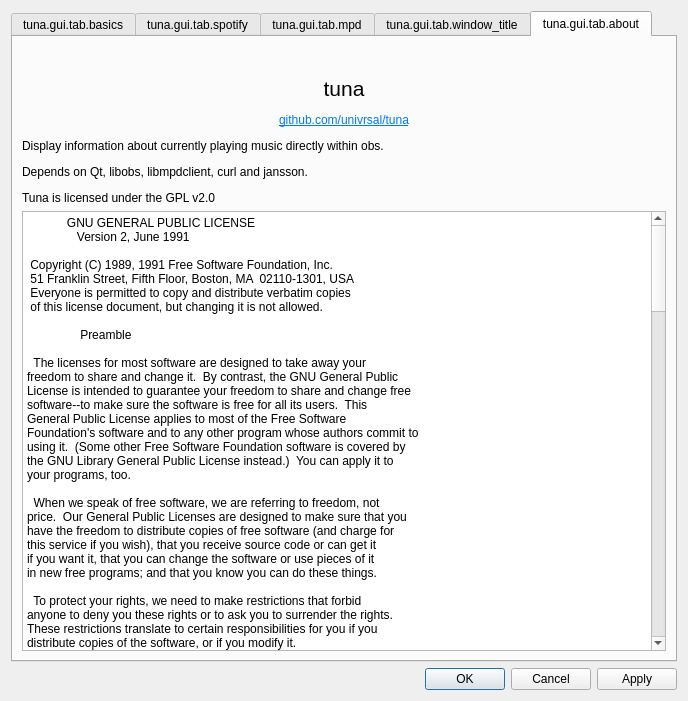
This is src/gui/tuna_gui.ui in univrsal/tuna as Qt 5 draws it before an edit. The edited form follows.
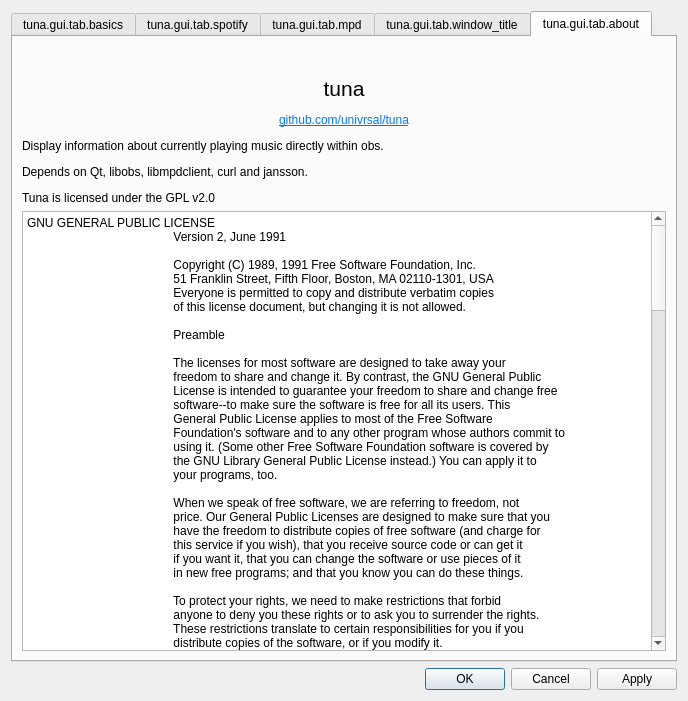
This is the edited form. The open tabs and pages were chosen to show the change. Icons and pictures are not drawn.

Diff of the .ui file:
```diff
--- a/src/gui/tuna_gui.ui
+++ b/src/gui/tuna_gui.ui
@@ -1329,149 +1329,150 @@
        <item>
         <widget class="QPlainTextEdit" name="plainTextEdit">
          <property name="plainText">
-          <string>            GNU GENERAL PUBLIC LICENSE
-               Version 2, June 1991
+                                        <string>GNU GENERAL PUBLIC LICENSE
+                                            Version 2, June 1991
 
- Copyright (C) 1989, 1991 Free Software Foundation, Inc.
- 51 Franklin Street, Fifth Floor, Boston, MA  02110-1301, USA
- Everyone is permitted to copy and distribute verbatim copies
- of this license document, but changing it is not allowed.
+                                            Copyright (C) 1989, 1991 Free Software Foundation, Inc.
+                                            51 Franklin Street, Fifth Floor, Boston, MA 02110-1301, USA
+                                            Everyone is permitted to copy and distribute verbatim copies
+                                            of this license document, but changing it is not allowed.
 
-                Preamble
+                                            Preamble
 
-  The licenses for most software are designed to take away your
-freedom to share and change it.  By contrast, the GNU General Public
-License is intended to guarantee your freedom to share and change free
-software--to make sure the software is free for all its users.  This
-General Public License applies to most of the Free Software
-Foundation's software and to any other program whose authors commit to
-using it.  (Some other Free Software Foundation software is covered by
-the GNU Library General Public License instead.)  You can apply it to
-your programs, too.
+                                            The licenses for most software are designed to take away your
+                                            freedom to share and change it. By contrast, the GNU General Public
+                                            License is intended to guarantee your freedom to share and change free
+                                            software--to make sure the software is free for all its users. This
+                                            General Public License applies to most of the Free Software
+                                            Foundation's software and to any other program whose authors commit to
+                                            using it. (Some other Free Software Foundation software is covered by
+                                            the GNU Library General Public License instead.) You can apply it to
+                                            your programs, too.
 
-  When we speak of free software, we are referring to freedom, not
-price.  Our General Public Licenses are designed to make sure that you
-have the freedom to distribute copies of free software (and charge for
-this service if you wish), that you receive source code or can get it
-if you want it, that you can change the software or use pieces of it
-in new free programs; and that you know you can do these things.
+                                            When we speak of free software, we are referring to freedom, not
+                                            price. Our General Public Licenses are designed to make sure that you
+                                            have the freedom to distribute copies of free software (and charge for
+                                            this service if you wish), that you receive source code or can get it
+                                            if you want it, that you can change the software or use pieces of it
+                                            in new free programs; and that you know you can do these things.
 
-  To protect your rights, we need to make restrictions that forbid
-anyone to deny you these rights or to ask you to surrender the rights.
-These restrictions translate to certain responsibilities for you if you
-distribute copies of the software, or if you modify it.
+                                            To protect your rights, we need to make restrictions that forbid
+                                            anyone to deny you these rights or to ask you to surrender the rights.
+                                            These restrictions translate to certain responsibilities for you if you
+                                            distribute copies of the software, or if you modify it.
 
-  For example, if you distribute copies of such a program, whether
-gratis or for a fee, you must give the recipients all the rights that
-you have.  You must make sure that they, too, receive or can get the
-source code.  And you must show them these terms so they know their
-rights.
+                                            For example, if you distribute copies of such a program, whether
+                                            gratis or for a fee, you must give the recipients all the rights that
+                                            you have. You must make sure that they, too, receive or can get the
+                                            source code. And you must show them these terms so they know their
+                                            rights.
 
-  We protect your rights with two steps: (1) copyright the software, and
-(2) offer you this license which gives you legal permission to copy,
-distribute and/or modify the software.
+                                            We protect your rights with two steps: (1) copyright the software, and
+                                            (2) offer you this license which gives you legal permission to copy,
+                                            distribute and/or modify the software.
 
-  Also, for each author's protection and ours, we want to make certain
-that everyone understands that there is no warranty for this free
-software.  If the software is modified by someone else and passed on, we
-want its recipients to know that what they have is not the original, so
-that any problems introduced by others will not reflect on the original
-authors' reputations.
+                                            Also, for each author's protection and ours, we want to make certain
+                                            that everyone understands that there is no warranty for this free
+                                            software. If the software is modified by someone else and passed on, we
+                                            want its recipients to know that what they have is not the original, so
+                                            that any problems introduced by others will not reflect on the original
+                                            authors' reputations.
 
-  Finally, any free program is threatened constantly by software
-patents.  We wish to avoid the danger that redistributors of a free
-program will individually obtain patent licenses, in effect making the
-program proprietary.  To prevent this, we have made it clear that any
-patent must be licensed for everyone's free use or not licensed at all.
+                                            Finally, any free program is threatened constantly by software
+                                            patents. We wish to avoid the danger that redistributors of a free
+                                            program will individually obtain patent licenses, in effect making the
+                                            program proprietary. To prevent this, we have made it clear that any
+                                            patent must be licensed for everyone's free use or not licensed at all.
 
-  The precise terms and conditions for copying, distribution and
-modification follow.
-            GNU GENERAL PUBLIC LICENSE
-   TERMS AND CONDITIONS FOR COPYING, DISTRIBUTION AND MODIFICATION
+                                            The precise terms and conditions for copying, distribution and
+                                            modification follow.
+                                            GNU GENERAL PUBLIC LICENSE
+                                            TERMS AND CONDITIONS FOR COPYING, DISTRIBUTION AND MODIFICATION
 
-  0. This License applies to any program or other work which contains
-a notice placed by the copyright holder saying it may be distributed
-under the terms of this General Public License.  The &quot;Program&quot;, below,
-refers to any such program or work, and a &quot;work based on the Program&quot;
-means either the Program or any derivative work under copyright law:
-that is to say, a work containing the Program or a portion of it,
-either verbatim or with modifications and/or translated into another
-language.  (Hereinafter, translation is included without limitation in
-the term &quot;modification&quot;.)  Each licensee is addressed as &quot;you&quot;.
+                                            0. This License applies to any program or other work which contains
+                                            a notice placed by the copyright holder saying it may be distributed
+                                            under the terms of this General Public License. The &quot;Program&quot;,
+                                            below,
+                                            refers to any such program or work, and a &quot;work based on the Program&quot;
+                                            means either the Program or any derivative work under copyright law:
+                                            that is to say, a work containing the Program or a portion of it,
+                                            either verbatim or with modifications and/or translated into another
+                                            language. (Hereinafter, translation is included without limitation in
+                                            the term &quot;modification&quot;.) Each licensee is addressed as &quot;you&quot;.
 
-Activities other than copying, distribution and modification are not
-covered by this License; they are outside its scope.  The act of
-running the Program is not restricted, and the output from the Program
-is covered only if its contents constitute a work based on the
-Program (independent of having been made by running the Program).
-Whether that is true depends on what the Program does.
+                                            Activities other than copying, distribution and modification are not
+                                            covered by this License; they are outside its scope. The act of
+                                            running the Program is not restricted, and the output from the Program
+                                            is covered only if its contents constitute a work based on the
+                                            Program (independent of having been made by running the Program).
+                                            Whether that is true depends on what the Program does.
 
-  1. You may copy and distribute verbatim copies of the Program's
-source code as you receive it, in any medium, provided that you
-conspicuously and appropriately publish on each copy an appropriate
-copyright notice and disclaimer of warranty; keep intact all the
-notices that refer to this License and to the absence of any warranty;
-and give any other recipients of the Program a copy of this License
-along with the Program.
+                                            1. You may copy and distribute verbatim copies of the Program's
+                                            source code as you receive it, in any medium, provided that you
+                                            conspicuously and appropriately publish on each copy an appropriate
+                                            copyright notice and disclaimer of warranty; keep intact all the
+                                            notices that refer to this License and to the absence of any warranty;
+                                            and give any other recipients of the Program a copy of this License
+                                            along with the Program.
 
-You may charge a fee for the physical act of transferring a copy, and
-you may at your option offer warranty protection in exchange for a fee.
+                                            You may charge a fee for the physical act of transferring a copy, and
+                                            you may at your option offer warranty protection in exchange for a fee.
 
-  2. You may modify your copy or copies of the Program or any portion
-of it, thus forming a work based on the Program, and copy and
-distribute such modifications or work under the terms of Section 1
-above, provided that you also meet all of these conditions:
+                                            2. You may modify your copy or copies of the Program or any portion
+                                            of it, thus forming a work based on the Program, and copy and
+                                            distribute such modifications or work under the terms of Section 1
+                                            above, provided that you also meet all of these conditions:
 
-    a) You must cause the modified files to carry prominent notices
-    stating that you changed the files and the date of any change.
+                                            a) You must cause the modified files to carry prominent notices
+                                            stating that you changed the files and the date of any change.
 
-    b) You must cause any work that you distribute or publish, that in
-    whole or in part contains or is derived from the Program or any
-    part thereof, to be licensed as a whole at no charge to all third
-    parties under the terms of this License.
+                                            b) You must cause any work that you distribute or publish, that in
+                                            whole or in part contains or is derived from the Program or any
+                                            part thereof, to be licensed as a whole at no charge to all third
+                                            parties under the terms of this License.
 
-    c) If the modified program normally reads commands interactively
-    when run, you must cause it, when started running for such
-    interactive use in the most ordinary way, to print or display an
-    announcement including an appropriate copyright notice and a
-    notice that there is no warranty (or else, saying that you provide
-    a warranty) and that users may redistribute the program under
-    these conditions, and telling the user how to view a copy of this
-    License.  (Exception: if the Program itself is interactive but
-    does not normally print such an announcement, your work based on
-    the Program is not required to print an announcement.)
-These requirements apply to the modified work as a whole.  If
-identifiable sections of that work are not derived from the Program,
-and can be reasonably considered independent and separate works in
-themselves, then this License, and its terms, do not apply to those
-sections when you distribute them as separate works.  But when you
-distribute the same sections as part of a whole which is a work based
-on the Program, the distribution of the whole must be on the terms of
-this License, whose permissions for other licensees extend to the
-entire whole, and thus to each and every part regardless of who wrote it.
+                                            c) If the modified program normally reads commands interactively
+                                            when run, you must cause it, when started running for such
+                                            interactive use in the most ordinary way, to print or display an
+                                            announcement including an appropriate copyright notice and a
+                                            notice that there is no warranty (or else, saying that you provide
+                                            a warranty) and that users may redistribute the program under
+                                            these conditions, and telling the user how to view a copy of this
+                                            License. (Exception: if the Program itself is interactive but
+                                            does not normally print such an announcement, your work based on
+                                            the Program is not required to print an announcement.)
+                                            These requirements apply to the modified work as a whole. If
+                                            identifiable sections of that work are not derived from the Program,
+                                            and can be reasonably considered independent and separate works in
+                                            themselves, then this License, and its terms, do not apply to those
+                                            sections when you distribute them as separate works. But when you
+                                            distribute the same sections as part of a whole which is a work based
+                                            on the Program, the distribution of the whole must be on the terms of
+                                            this License, whose permissions for other licensees extend to the
+                                            entire whole, and thus to each and every part regardless of who wrote it.
 
-Thus, it is not the intent of this section to claim rights or contest
-your rights to work written entirely by you; rather, the intent is to
-exercise the right to control the distribution of derivative or
-collective works based on the Program.
+                                            Thus, it is not the intent of this section to claim rights or contest
+                                            your rights to work written entirely by you; rather, the intent is to
+                                            exercise the right to control the distribution of derivative or
+                                            collective works based on the Program.
 
-In addition, mere aggregation of another work not based on the Program
-with the Program (or with a work based on the Program) on a volume of
-a storage or distribution medium does not bring the other work under
-the scope of this License.
+                                            In addition, mere aggregation of another work not based on the Program
+                                            with the Program (or with a work based on the Program) on a volume of
+                                            a storage or distribution medium does not bring the other work under
+                                            the scope of this License.
 
-  3. You may copy and distribute the Program (or a work based on it,
-under Section 2) in object code or executable form under the terms of
-Sections 1 and 2 above provided that you also do one of the following:
+                                            3. You may copy and distribute the Program (or a work based on it,
+                                            under Section 2) in object code or executable form under the terms of
+                                            Sections 1 and 2 above provided that you also do one of the following:
 
-    a) Accompany it with the complete corresponding machine-readable
-    source code, which must be distributed under the terms of Sections
-    1 and 2 above on a medium customarily used for software interchange; or,
+                                            a) Accompany it with the complete corresponding machine-readable
+                                            source code, which must be distributed under the terms of Sections
+                                            1 and 2 above on a medium customarily used for software interchange; or,
 
-    b) Accompany it with a written offer, valid for at least three
-    years, to give any third party, for a charge no more than your
-    cost of physically performing source distribution, a complete
-    machine-readable copy of the corresponding source code, to be
+                                            b) Accompany it with a written offer, valid for at least three
+                                            years, to give any third party, for a charge no more than your
+                                            cost of physically performing source distribution, a complete
+                                            machine-readable copy of the corresponding source code, to be
 </string>
          </property>
         </widget>
```
Left out of the diff: 23 changed lines with no effect on the pictures. Lines whose indentation alone changed are shown as unchanged.
